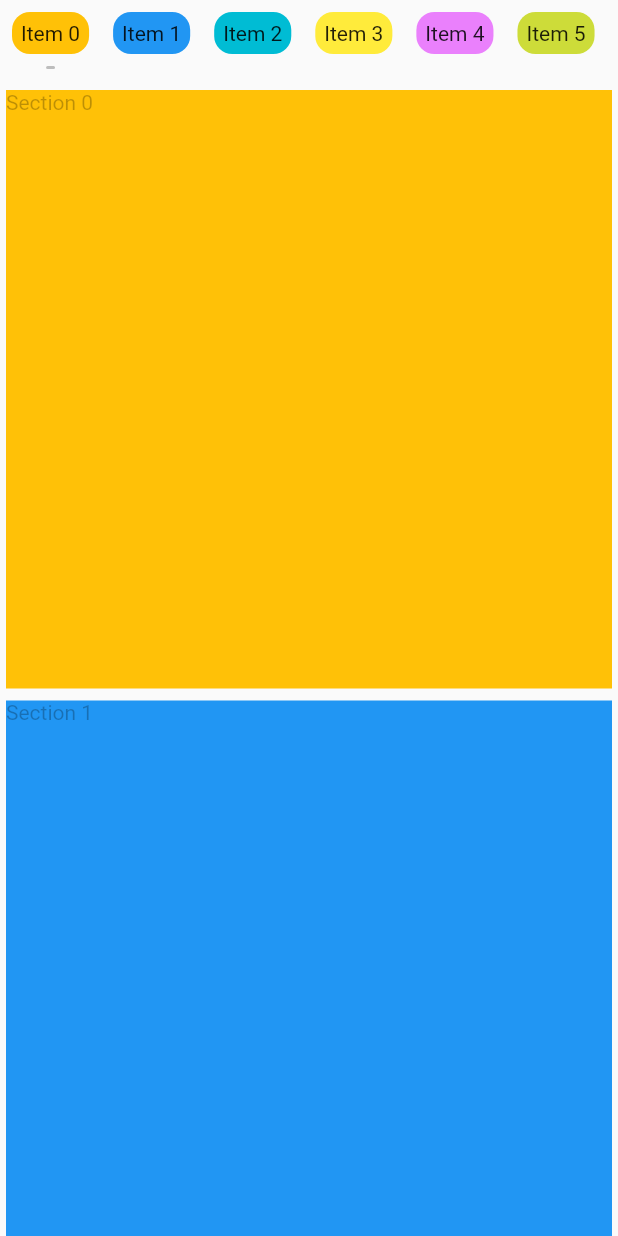
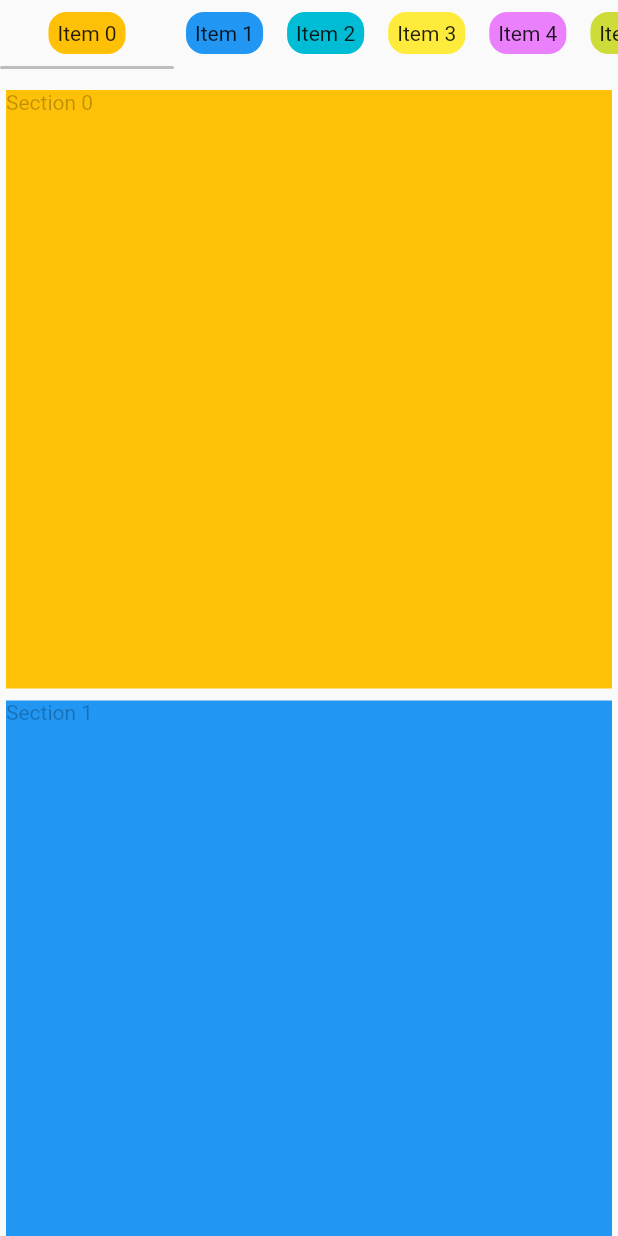
Before and after one commit to jucaesmanhoto/horizontal_menu_to_vertical_sections, a Flutter app: the screen it shows after launch, on a phone screen of 412 x 824 dp. Run offline on Flutter 3.47's test engine with Material 2 defaults, Android fonts, the phone set to English and light mode, and no system bars; drawn by our look-alikes of scrollable_positioned_list.

Commit message:
feat: update dependencies version

```diff
--- a/exemple/lib/twin_lists_page.dart
+++ b/exemple/lib/twin_lists_page.dart
@@ -11,7 +11,7 @@ class TwinListsPage extends StatelessWidget {
         contents: mockedContents,
         headers: mockedHeaders,
         selectedHeader: Container(
-          padding: const EdgeInsets.only(left: 4.0),
+          padding: const EdgeInsets.only(left: 114.0),
           decoration: BoxDecoration(
             border: Border.all(color: Colors.black26),
             borderRadius: BorderRadius.circular(5.0),
--- a/exemple/pubspec.yaml
+++ b/exemple/pubspec.yaml
@@ -21,7 +21,7 @@ environment:
   sdk: ">=2.12.0 <3.0.0"
 
 dependencies:
-  horizontal_menu_to_vertical_sections: ^0.0.7
+  horizontal_menu_to_vertical_sections: ^0.0.8
   path: ^1.8.0
   flutter:
     sdk: flutter
--- a/pubspec.yaml
+++ b/pubspec.yaml
@@ -1,6 +1,6 @@
 name: horizontal_menu_to_vertical_sections
 description: A packege to implement a list of sections linked to a horizontal scrollable menu.
-version: 0.0.8-dev
+version: 0.0.8
 homepage: https://github.com/jucaesmanhoto/horizontal_menu_to_vertical_sections
 
 environment:
@@ -10,7 +10,7 @@ environment:
 dependencies:
   flutter:
     sdk: flutter
-  scrollable_positioned_list: ^0.2.0-nullsafety.0
+  scrollable_positioned_list: ^0.2.2
 
 dev_dependencies:
   flutter_test:
```
Also changed, not shown: exemple/pubspec.lock (added), 1 other file.
